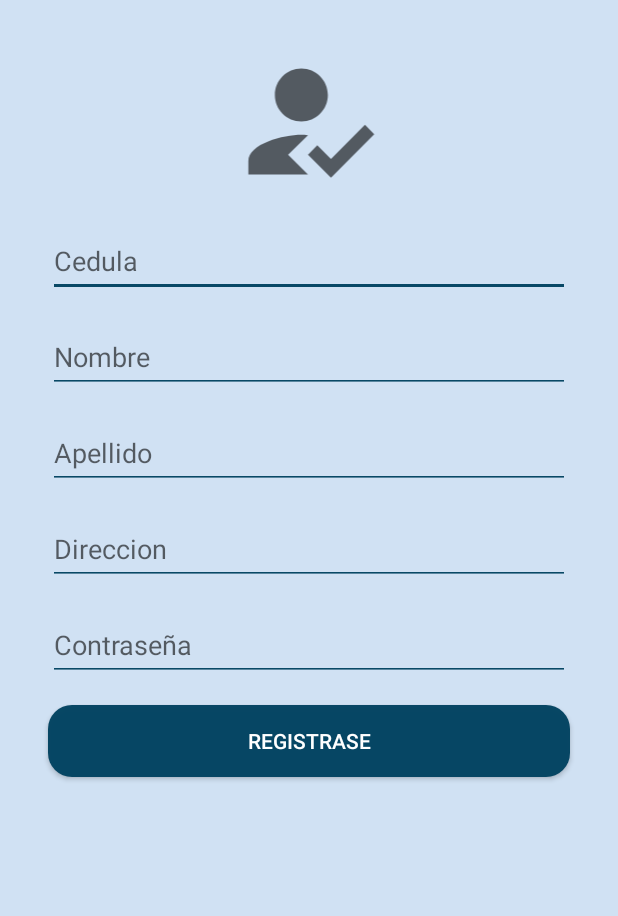
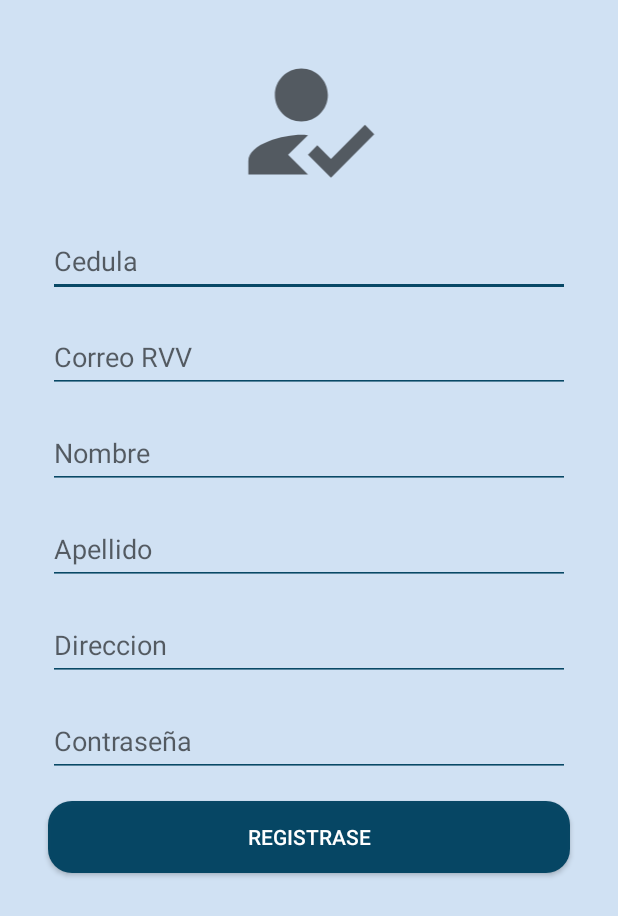
Before and after one commit to DiegoVillacis/Reyes_Velastegui_Villacis, an Android app: the RegistroClienteActivity screen opened directly, with no data from a screen before it, on a phone screen of 412 x 824 dp. Shown: the top 916 px of the screen. Run offline under Robolectric (Android 15) with nearby library versions, the phone set to English and light mode, and no system bars; our stand-ins replace Volley; network calls fail.

Commit message:
Commit 8:15 pm

```diff
--- a/app/src/main/res/layout/activity_registro_cliente.xml
+++ b/app/src/main/res/layout/activity_registro_cliente.xml
@@ -40,6 +40,25 @@
         android:inputType="textPersonName"
         android:minHeight="48dp"
         app:layout_constraintEnd_toEndOf="parent"
+        app:layout_constraintHorizontal_bias="0.0"
+        app:layout_constraintStart_toStartOf="parent"
+        app:layout_constraintTop_toBottomOf="@+id/editTextClienteNombre2" />
+
+    <EditText
+        android:id="@+id/editTextClienteNombre2"
+        android:layout_width="0dp"
+        android:layout_height="wrap_content"
+        android:layout_marginStart="32dp"
+        android:layout_marginTop="16dp"
+        android:layout_marginEnd="32dp"
+        android:backgroundTint="#F5004260"
+        android:digits="abcdefghijklmnopqrstuvwxyzABCDEFGHIJKLMNOPQRSTUVWXYZ"
+        android:ems="10"
+        android:hint="@string/txt_correoRegistroRVV"
+        android:inputType="textPersonName|textEmailAddress"
+        android:minHeight="48dp"
+        app:layout_constraintEnd_toEndOf="parent"
+        app:layout_constraintHorizontal_bias="0.0"
         app:layout_constraintStart_toStartOf="parent"
         app:layout_constraintTop_toBottomOf="@+id/editTextClienteCedula" />
 
--- a/app/src/main/res/values/strings.xml
+++ b/app/src/main/res/values/strings.xml
@@ -21,7 +21,10 @@
     <string name="txt_registrarse">Registrar</string>
 
     <string name="txt_cedula">Cedula</string>
+
     <string name="txt_nombre">Nombre</string>
+    <string name="txt_correoRegistroRVV">Correo RVV</string>
+
     <string name="txt_apellido">Apellido</string>
     <string name="txt_direccion">Direccion</string>
     <string name="txt_contraseña">Contraseña</string>
```
